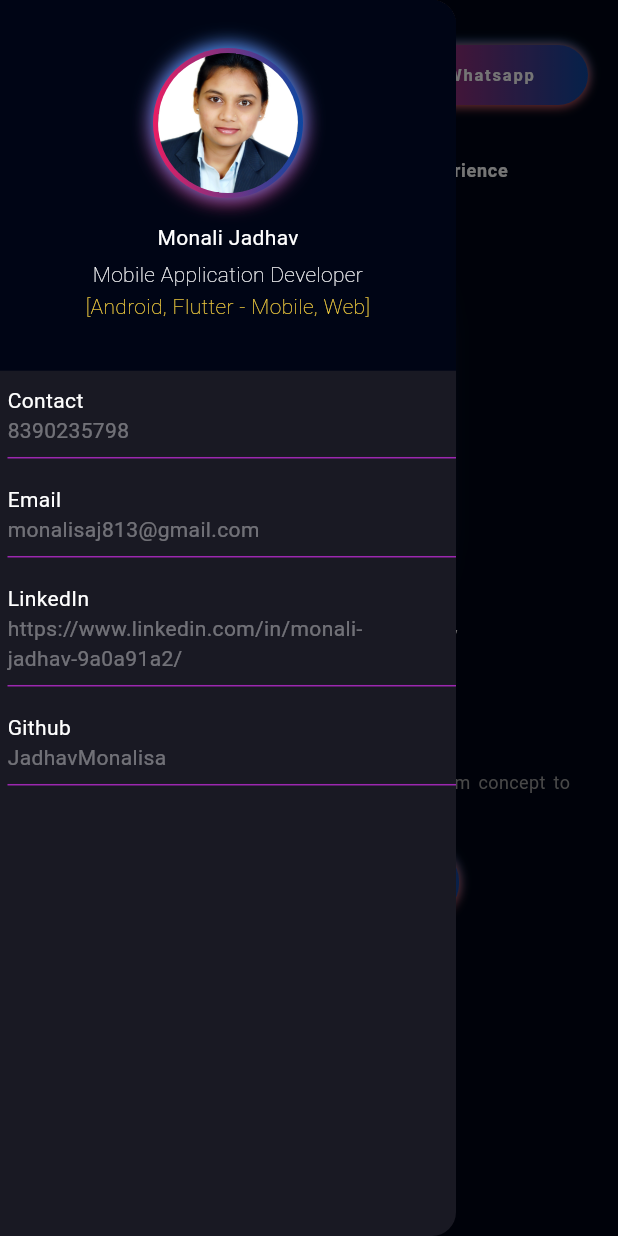
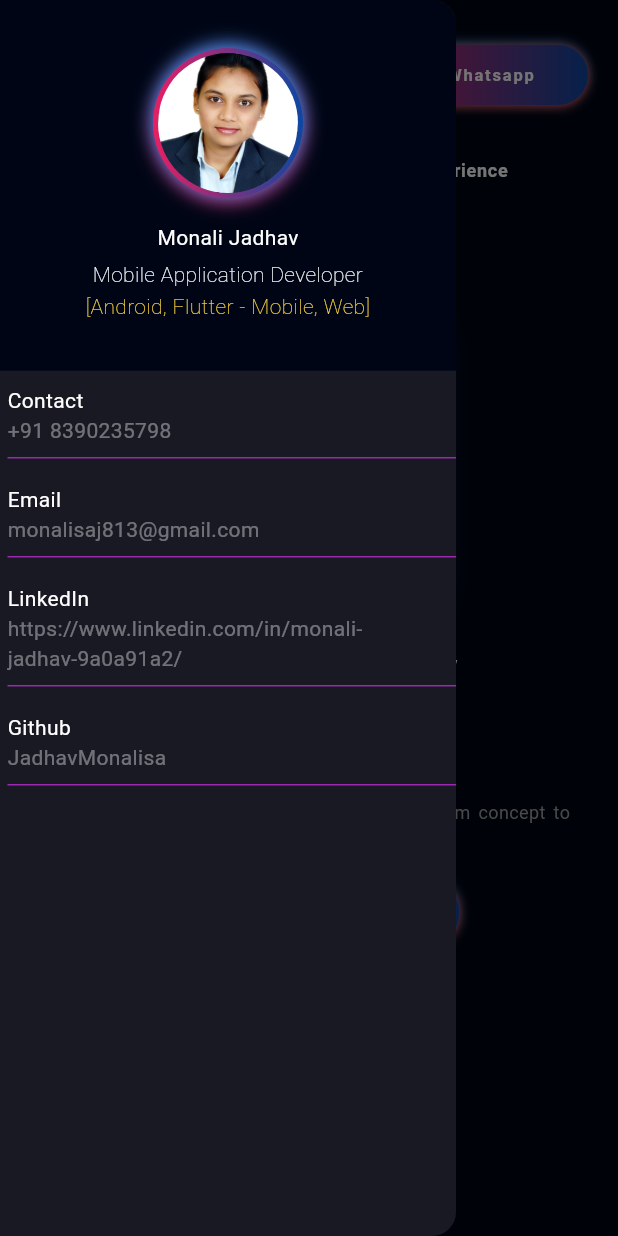
Before and after one commit to JadhavMonalisa/portfollio, a Flutter app: the screen it shows after launch, with the side drawer open, on a phone screen of 412 x 824 dp. Run offline on Flutter 3.47's test engine with Material 2 defaults, Android fonts, the phone set to English and light mode, and no system bars; our stand-ins replace flutter_svg, font_awesome_flutter, get, google_fonts, photo_view.

Commit message:
link added

```diff
--- a/lib/view/drawer.dart
+++ b/lib/view/drawer.dart
@@ -86,7 +86,7 @@ class CustomDrawer extends StatelessWidget {
             const SizedBox(
               height: defaultPadding / 2,
             ),
-            const ContactText(title: 'Contact', text: '8390235798'),
+            const ContactText(title: 'Contact', text: '+91 8390235798'),
             const ContactText(title: 'Email', text: 'monalisaj813@gmail.com'),
             const ContactText(
                 title: 'LinkedIn',
--- a/lib/view/home.dart
+++ b/lib/view/home.dart
@@ -21,6 +21,9 @@ class _HomeViewState extends State<HomeView> {
         child: Responsive.isMobile(context)
             ? const Column(
                 children: [
+                  SizedBox(
+                    height: 20.0,
+                  ),
                   ProfileImage(
                     height: 200.0,
                     width: 150.0,
@@ -62,22 +65,21 @@ class _HomeViewState extends State<HomeView> {
                   fontWeight: FontWeight.w500,
                 ),
               ),
+              const SizedBox(
+                width: 10.0,
+              ),
               SocialMediaIcon(
                   icon: 'assets/icons/linkedin.svg',
                   onTap: () => launchUrl(Uri.parse(
                       'https://www.linkedin.com/in/monali-jadhav-9a0a91a2'))),
               const SizedBox(
-                width: 5.0,
+                width: 10.0,
               ),
               SocialMediaIcon(
                 icon: 'assets/icons/github.svg',
                 onTap: () =>
                     launchUrl(Uri.parse('https://github.com/JadhavMonalisa')),
               ),
-              const SizedBox(
-                width: 5.0,
-              ),
-              const SocialMediaIcon(icon: 'assets/icons/twitter.svg'),
             ],
           ),
         ),
```
